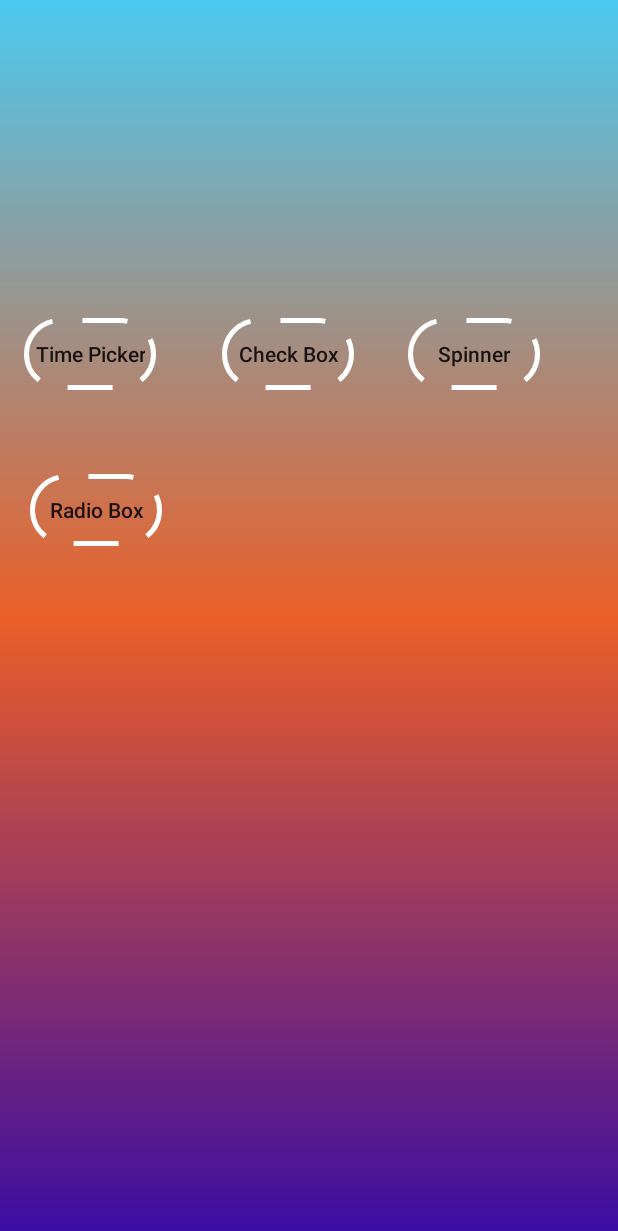
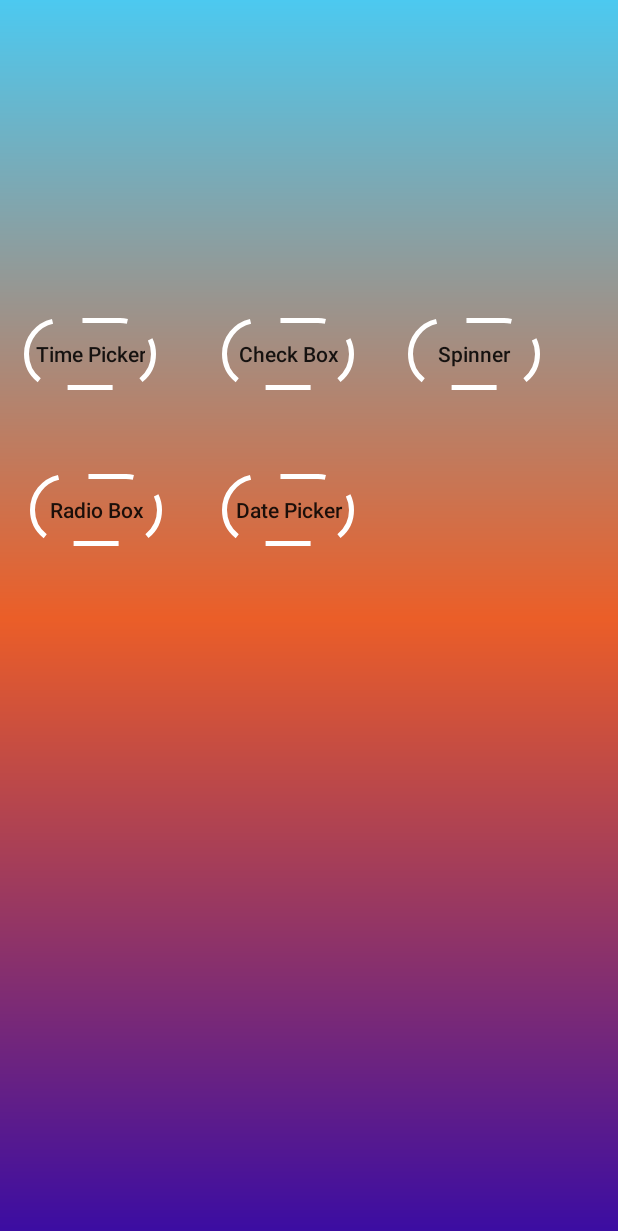
Before and after one commit to aparpEdu/Android-Widgets, an Android app: the screen it shows after launch (MainActivity), on a phone screen of 412 x 824 dp. Shown: the top 1231 px of the screen. Run offline under Robolectric (Android 15) with nearby library versions, the phone set to English and light mode, and no system bars.

Commit message:
Date Picker Widget added

```diff
--- a/app/src/main/AndroidManifest.xml
+++ b/app/src/main/AndroidManifest.xml
@@ -12,6 +12,9 @@
         android:supportsRtl="true"
         android:theme="@style/Theme.WidgetsApp"
         tools:targetApi="31">
+        <activity
+            android:name=".DatePickerWidget"
+            android:exported="false" />
         <activity
             android:name=".RadioBoxWidget"
             android:exported="false" />
--- a/app/src/main/java/com/example/widgetsapp/MainActivity.java
+++ b/app/src/main/java/com/example/widgetsapp/MainActivity.java
@@ -8,22 +8,25 @@ import android.widget.Button;
 
 public class MainActivity extends AppCompatActivity {
 
-    Button button;
+    Button button1;
     Button button2;
     Button button3;
     Button button5;
+    Button button6;
 
     @Override
     protected void onCreate(Bundle savedInstanceState) {
         super.onCreate(savedInstanceState);
         setContentView(R.layout.activity_main);
-        button = findViewById(R.id.button);
+        button1 = findViewById(R.id.button);
         button2 = findViewById(R.id.button2);
         button3 = findViewById(R.id.button3);
         button5 = findViewById(R.id.button5);
-        button.setOnClickListener(view -> startActivity(new Intent(this, TimePickerWidget.class)));
+        button6 = findViewById(R.id.button6);
+        button1.setOnClickListener(view -> startActivity(new Intent(this, TimePickerWidget.class)));
         button2.setOnClickListener(view -> startActivity(new Intent(this, CheckBoxWidget.class)));
         button3.setOnClickListener(view -> startActivity(new Intent(this, SpinnerWidget.class)));
         button5.setOnClickListener(view -> startActivity(new Intent(this, RadioBoxWidget.class)));
+        button6.setOnClickListener(view -> startActivity(new Intent(this, DatePickerWidget.class)));
     }
 }
--- a/app/src/main/java/com/example/widgetsapp/TimePickerFragment.java
+++ b/app/src/main/java/com/example/widgetsapp/fragment/TimePickerFragment.java
@@ -1,4 +1,4 @@
-package com.example.widgetsapp;
+package com.example.widgetsapp.fragment;
 
 import android.app.Dialog;
 import android.app.TimePickerDialog;
--- a/app/src/main/res/layout/activity_main.xml
+++ b/app/src/main/res/layout/activity_main.xml
@@ -58,5 +58,18 @@
         app:layout_constraintEnd_toEndOf="parent"
         app:layout_constraintTop_toTopOf="parent" />
 
+    <Button
+        android:id="@+id/button6"
+        android:layout_width="wrap_content"
+        android:layout_height="wrap_content"
+        android:layout_marginTop="316dp"
+        android:layout_marginEnd="176dp"
+        android:background="@drawable/frame_text"
+        android:padding="7dp"
+        android:text="@string/date_picker"
+        android:textAllCaps="false"
+        app:layout_constraintEnd_toEndOf="parent"
+        app:layout_constraintTop_toTopOf="parent" />
+
 
 </androidx.constraintlayout.widget.ConstraintLayout>
--- a/app/src/main/res/values/strings.xml
+++ b/app/src/main/res/values/strings.xml
@@ -12,6 +12,8 @@
     <string name="spinner">Spinner</string>
     <string name="radio_box">Radio Box</string>
     <string name="pick_time">Pick time</string>
+    <string name="date_picker">Date Picker</string>
+    <string name="select_date">Select Date</string>
     <string-array name="color">
         <item>green</item>
         <item>red</item>
```
Also changed, not shown: app/src/main/java/com/example/widgetsapp/DatePickerWidget.java (added, +25 -0 lines), app/src/main/java/com/example/widgetsapp/TimePickerWidget.java (+4 -18 lines), app/src/main/java/com/example/widgetsapp/fragment/DatePickerFragment.java (added, +40 -0 lines), app/src/main/res/layout/activity_date_picker_widget.xml (added, +22 -0 lines).
